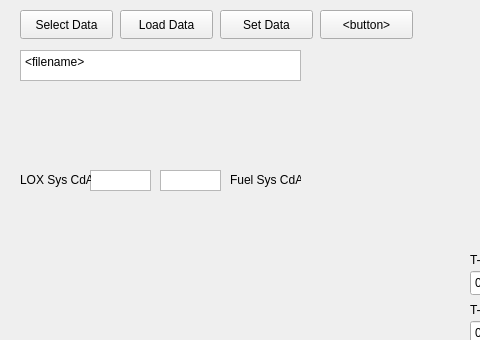
The window that DANGUI-GUI/form.ui (gt-space/dangui-nouveau) describes before a commit, drawn with Qt 5; both pictures show x 0 to 480 and y 0 to 340 of the 960 by 540 pixel window.
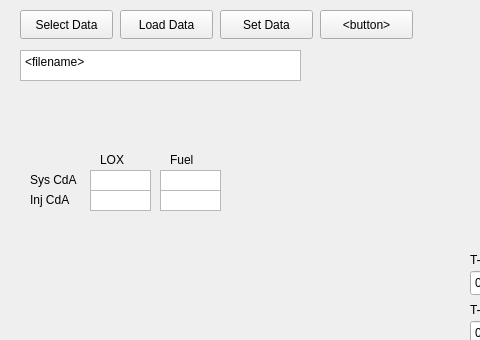
The same window after the commit. Custom widgets are drawn as their Qt base class.

What changed in the file:
```diff
--- a/DANGUI-GUI/form.ui
+++ b/DANGUI-GUI/form.ui
@@ -254,14 +254,14 @@
   <widget class="QLabel" name="LOXSysLabel">
    <property name="geometry">
     <rect>
-     <x>20</x>
+     <x>30</x>
      <y>170</y>
-     <width>71</width>
+     <width>61</width>
      <height>20</height>
     </rect>
    </property>
    <property name="text">
-    <string>LOX Sys CdA</string>
+    <string>Sys CdA</string>
    </property>
   </widget>
   <widget class="QPlainTextEdit" name="plainTextEdit_2">
@@ -286,14 +286,78 @@
   <widget class="QLabel" name="LOXSysLabel_2">
    <property name="geometry">
     <rect>
-     <x>230</x>
-     <y>170</y>
-     <width>71</width>
+     <x>100</x>
+     <y>150</y>
+     <width>51</width>
      <height>20</height>
     </rect>
    </property>
    <property name="text">
-    <string>Fuel Sys CdA</string>
+    <string>LOX</string>
+   </property>
+  </widget>
+  <widget class="QLabel" name="fuelLabel">
+   <property name="geometry">
+    <rect>
+     <x>170</x>
+     <y>150</y>
+     <width>51</width>
+     <height>20</height>
+    </rect>
+   </property>
+   <property name="text">
+    <string>Fuel</string>
+   </property>
+  </widget>
+  <widget class="QLabel" name="sysCdALabel_2">
+   <property name="geometry">
+    <rect>
+     <x>30</x>
+     <y>190</y>
+     <width>61</width>
+     <height>20</height>
+    </rect>
+   </property>
+   <property name="text">
+    <string>Inj CdA</string>
+   </property>
+  </widget>
+  <widget class="QPlainTextEdit" name="fuelInjBox">
+   <property name="geometry">
+    <rect>
+     <x>160</x>
+     <y>190</y>
+     <width>61</width>
+     <height>21</height>
+    </rect>
+   </property>
+   <property name="verticalScrollBarPolicy">
+    <enum>Qt::ScrollBarPolicy::ScrollBarAlwaysOff</enum>
+   </property>
+   <property name="horizontalScrollBarPolicy">
+    <enum>Qt::ScrollBarPolicy::ScrollBarAlwaysOff</enum>
+   </property>
+   <property name="lineWrapMode">
+    <enum>QPlainTextEdit::LineWrapMode::NoWrap</enum>
+   </property>
+  </widget>
+  <widget class="QPlainTextEdit" name="loxInjBox">
+   <property name="geometry">
+    <rect>
+     <x>90</x>
+     <y>190</y>
+     <width>61</width>
+     <height>21</height>
+    </rect>
+   </property>
+   <property name="verticalScrollBarPolicy">
+    <enum>Qt::ScrollBarPolicy::ScrollBarAlwaysOff</enum>
+   </property>
+   <property name="horizontalScrollBarPolicy">
+    <enum>Qt::ScrollBarPolicy::ScrollBarAlwaysOff</enum>
+   </property>
+   <property name="lineWrapMode">
+    <enum>QPlainTextEdit::LineWrapMode::NoWrap</enum>
    </property>
   </widget>
  </widget>
```
Left out of the diff: 8 changed lines with no effect on the pictures.
